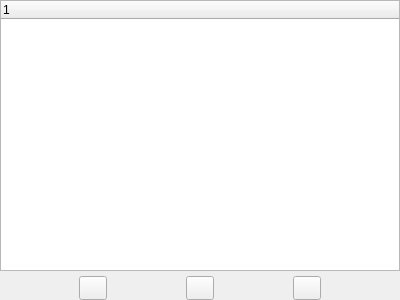
Above: src/Layout/viewCCTGManager.ui from WeizhongLiang/AndroidBoyPublic before the change. Below: the same form after it.
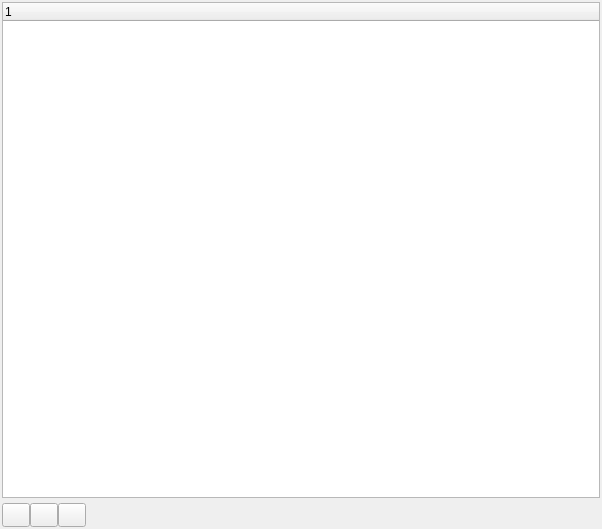
That is the form after the change. Icons and pictures are not drawn.

Commit message: update qt_ui2py script and readme support cctg downloader manager

```diff
--- a/src/Layout/viewCCTGManager.ui
+++ b/src/Layout/viewCCTGManager.ui
@@ -6,8 +6,8 @@
    <rect>
     <x>0</x>
     <y>0</y>
-    <width>400</width>
-    <height>300</height>
+    <width>602</width>
+    <height>529</height>
    </rect>
   </property>
   <property name="windowTitle">
@@ -31,6 +31,18 @@
    </property>
    <item row="0" column="0">
     <layout class="QVBoxLayout" name="verticalLayout">
+     <property name="leftMargin">
+      <number>2</number>
+     </property>
+     <property name="topMargin">
+      <number>2</number>
+     </property>
+     <property name="rightMargin">
+      <number>2</number>
+     </property>
+     <property name="bottomMargin">
+      <number>2</number>
+     </property>
      <item>
       <widget class="QTreeWidget" name="_treeTasks">
        <column>
@@ -150,6 +162,19 @@
          </property>
         </widget>
        </item>
+       <item>
+        <spacer name="horizontalSpacer">
+         <property name="orientation">
+          <enum>Qt::Horizontal</enum>
+         </property>
+         <property name="sizeHint" stdset="0">
+          <size>
+           <width>40</width>
+           <height>20</height>
+          </size>
+         </property>
+        </spacer>
+       </item>
       </layout>
      </item>
     </layout>
```
The commit also changes 22 other files.
